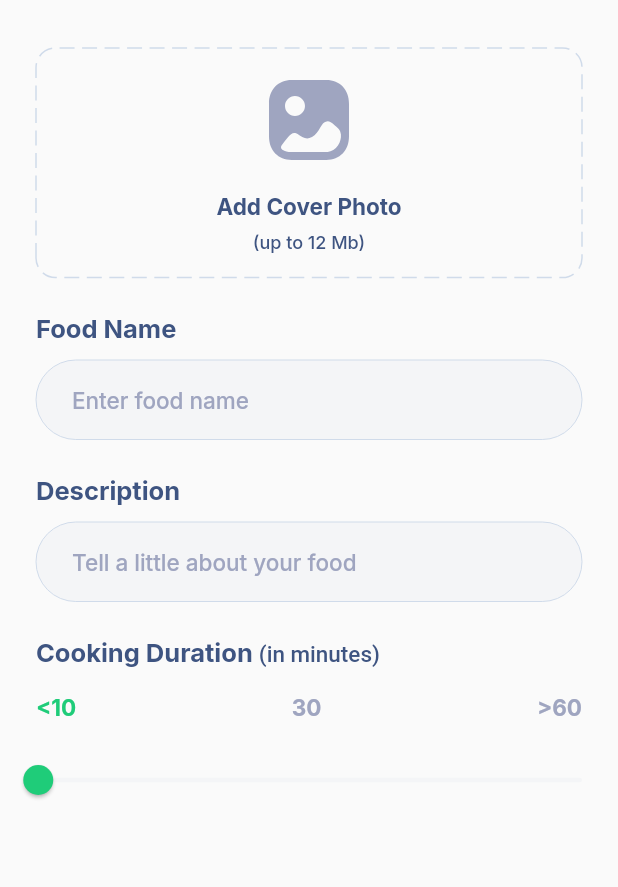
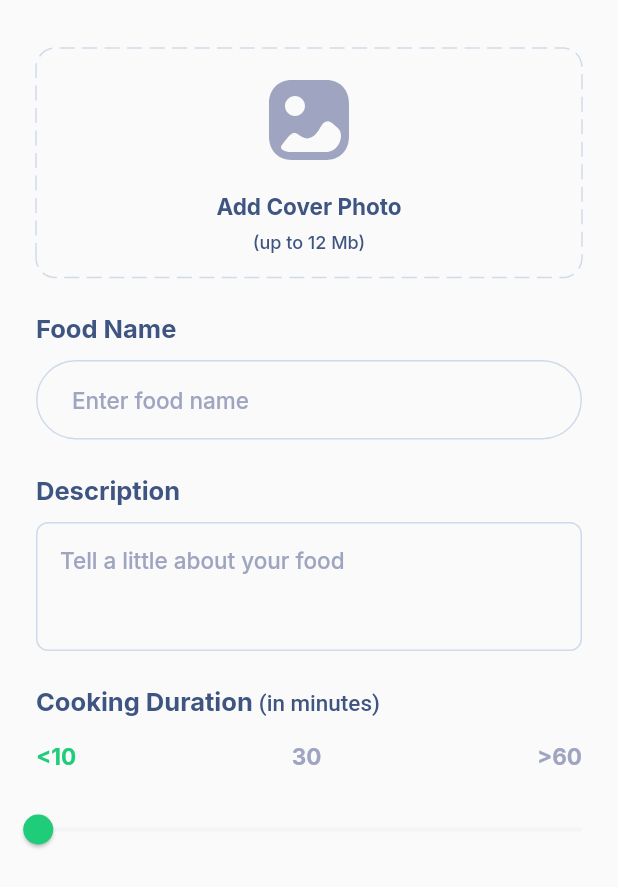
Before and after one commit to qwaiks/recipe-app, a Flutter app: the screen it shows after launch, on a phone screen of 412 x 824 dp. Shown: the top 887 px of the screen. Run offline on Flutter 3.47's test engine with Material 2 defaults, Android fonts, the phone set to English and light mode, and no system bars; drawn by our look-alikes of dotted_border; our stand-ins replace flutter_svg, google_fonts.

Commit message:
change to textfield to allow multiline

```diff
--- a/lib/components/chefio_image_picker.dart
+++ b/lib/components/chefio_image_picker.dart
@@ -16,7 +16,6 @@ class ChefioImagePicker extends StatelessWidget {
       dashPattern: const [10, 5],
       borderType: BorderType.RRect,
       color: AppColors.borderBolor,
-      strokeWidth: 1,
       padding: const EdgeInsets.symmetric(vertical: 16),
       radius: const Radius.circular(13),
       child: SizedBox(
--- a/lib/components/chefio_textfield.dart
+++ b/lib/components/chefio_textfield.dart
@@ -50,8 +50,12 @@ class _ChefioTextFieldState extends State<ChefioTextField> {
 
   @override
   Widget build(BuildContext context) {
+    final multilinedTextField = widget.minLines != null && widget.minLines! > 1;
+
     final border = OutlineInputBorder(
-      borderRadius: BorderRadius.circular(32.0),
+      borderRadius: multilinedTextField
+          ? BorderRadius.circular(8.0)
+          : BorderRadius.circular(32.0),
       borderSide: BorderSide(
         width: widget.outlined ? 1.0 : 0.0,
         color: AppColors.borderBolor,
@@ -77,8 +81,8 @@ class _ChefioTextFieldState extends State<ChefioTextField> {
           : _showClearSuffix
               ? _defaultSuffixToogle()
               : null,
-      contentPadding: const EdgeInsets.symmetric(
-        horizontal: 24,
+      contentPadding: EdgeInsets.symmetric(
+        horizontal: multilinedTextField ? 16 : 24,
         vertical: 16,
       ),
       filled: !widget.outlined,
@@ -121,7 +125,7 @@ class _ChefioTextFieldState extends State<ChefioTextField> {
           obscureText: widget.isPasswordField ? _obscureText : false,
           cursorColor: AppColors.primary,
           onChanged: widget.showSuffix ? onChangeAltered : widget.onChanged,
-          style: Styles.headerNormal,
+          style: multilinedTextField ? Styles.bodyNormal : Styles.headerNormal,
         )
       ],
     );
--- a/lib/views/create_recipe/create_recipe.dart
+++ b/lib/views/create_recipe/create_recipe.dart
@@ -27,6 +27,7 @@ class _CreateRecipeScreenState extends State<CreateRecipeScreen> {
           const ChefioTextField(
             label: Strings.foodName,
             hintText: Strings.foodNameHintText,
+            outlined: true,
           ),
           const SizedBox(
             height: 24,
@@ -34,6 +35,9 @@ class _CreateRecipeScreenState extends State<CreateRecipeScreen> {
           const ChefioTextField(
             label: Strings.description,
             hintText: Strings.foodDescHintText,
+            outlined: true,
+            minLines: 3,
+            maxLines: 5,
           ),
           const SizedBox(
             height: 24,
```
